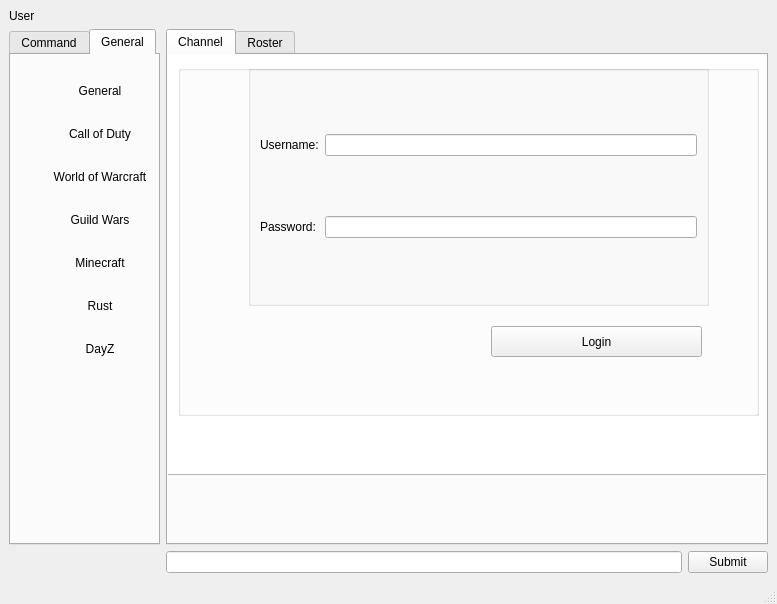
The window that designer/communicator.ui (mathomastech/HBS_Communicator) describes before a commit, drawn with Qt 5.
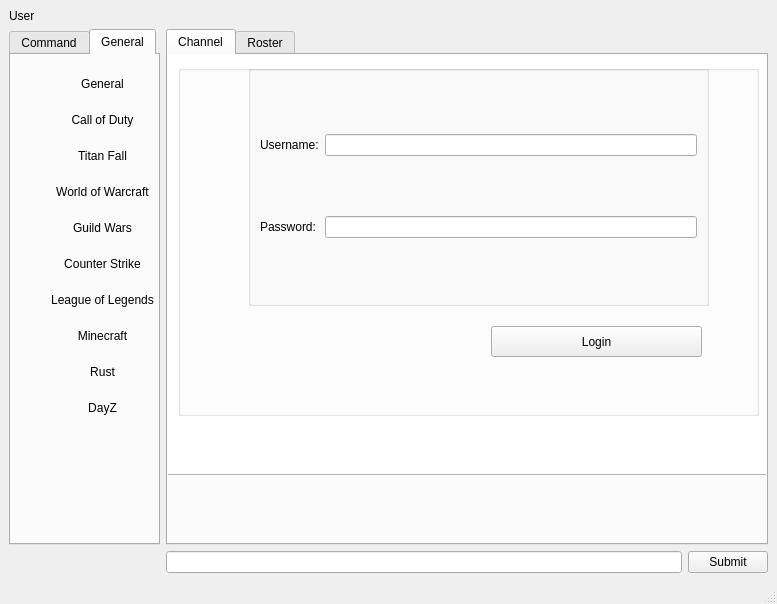
The same window after the commit. The open tabs and pages were chosen to show the change.

Patch:
```diff
--- a/designer/communicator.ui
+++ b/designer/communicator.ui
@@ -343,8 +343,8 @@
          <rect>
           <x>20</x>
           <y>10</y>
-          <width>138</width>
-          <height>315</height>
+          <width>143</width>
+          <height>366</height>
          </rect>
         </property>
         <layout class="QVBoxLayout" name="verticalLayout_3">
@@ -377,6 +377,16 @@
            </property>
           </widget>
          </item>
+         <item>
+          <widget class="QPushButton" name="tfGeneralButton">
+           <property name="text">
+            <string>Titan Fall</string>
+           </property>
+           <property name="flat">
+            <bool>true</bool>
+           </property>
+          </widget>
+         </item>
          <item>
           <widget class="QPushButton" name="wowGeneralButton">
            <property name="text">
@@ -397,6 +407,26 @@
            </property>
           </widget>
          </item>
+         <item>
+          <widget class="QPushButton" name="csGeneralButton">
+           <property name="text">
+            <string>Counter Strike</string>
+           </property>
+           <property name="flat">
+            <bool>true</bool>
+           </property>
+          </widget>
+         </item>
+         <item>
+          <widget class="QPushButton" name="lolGeneralButton">
+           <property name="text">
+            <string>League of Legends</string>
+           </property>
+           <property name="flat">
+            <bool>true</bool>
+           </property>
+          </widget>
+         </item>
          <item>
           <widget class="QPushButton" name="mcGeneralButton">
            <property name="text">
```
Left out of the diff: 50 changed lines with no effect on the pictures.
